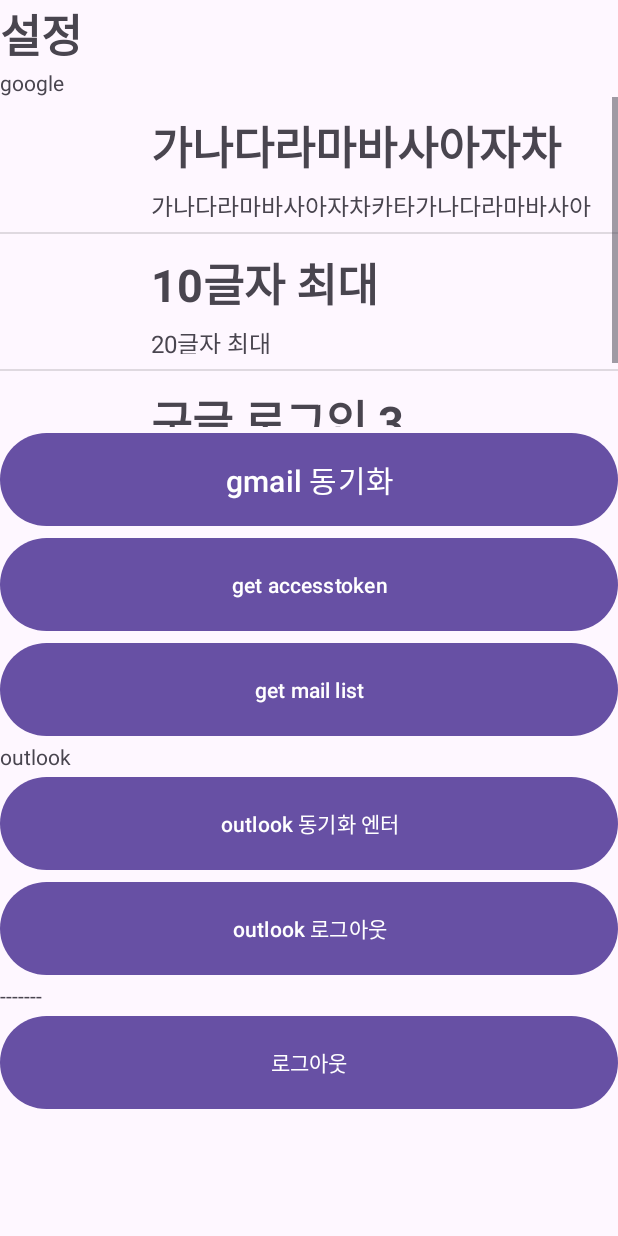
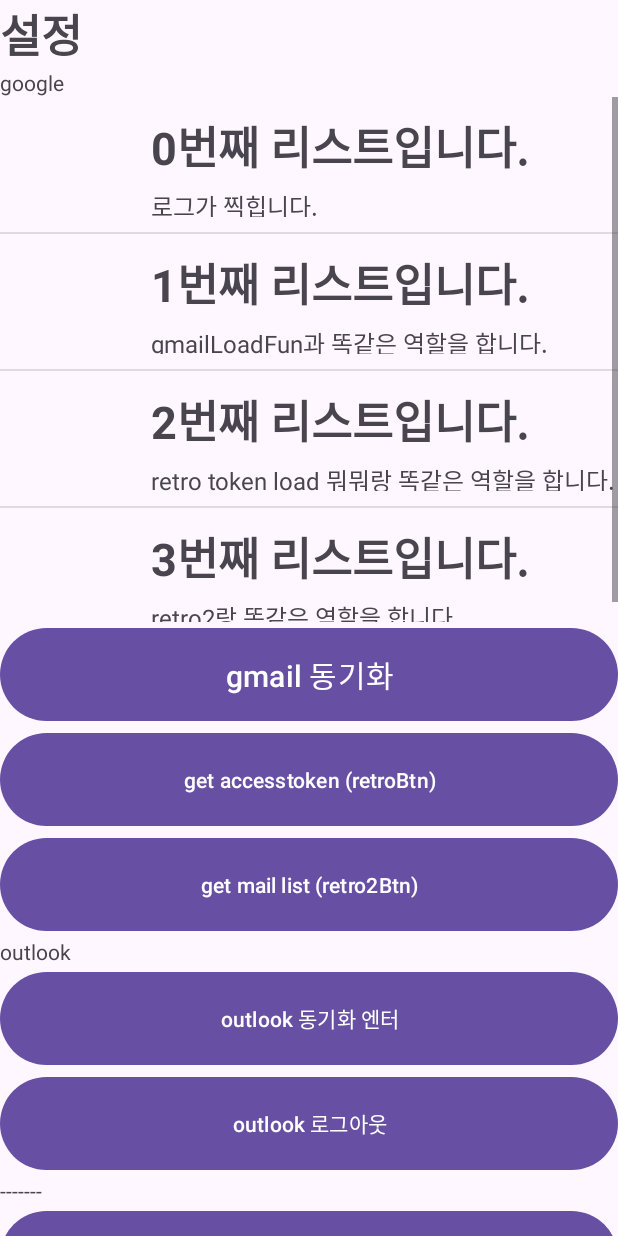
Before and after one commit to melonNamedLove/mailMoaJo, an Android app built with Jetpack Compose: the fragment SettingsFragment shown on its own in the app's theme, on a phone screen of 412 x 824 dp. Run offline under Robolectric (Android 15) with nearby library versions, the phone set to English and light mode, and no system bars; our stand-ins replace Volley; libraries missing offline, so code that uses them is left out: com.microsoft.graph, com.microsoft.identity, io.github.jan.supabase; 1 statement that could not run was skipped.

Commit message:
리스트 버튼 추가 (gmailLoadBtn, retro2Btn, retroBtn 기능 adapter에서 코드를 받아서 코드마다 배정된, gmailLoadBtn.kt에 저장된 각 fun으로 연결될 수 있도록 구현)

```diff
--- a/mailmoajo2/app/src/main/java/com/melon/mailmoajo/adapter/OptionListItemAdapter.kt
+++ b/mailmoajo2/app/src/main/java/com/melon/mailmoajo/adapter/OptionListItemAdapter.kt
@@ -1,13 +1,21 @@
 package com.melon.mailmoajo.adapter
 
 import android.content.Context
+import android.content.Intent
+import android.util.Log
 import android.view.LayoutInflater
 import android.view.View
 import android.view.ViewGroup
 import android.widget.BaseAdapter
 import android.widget.TextView
+import androidx.appcompat.app.AppCompatActivity
+import com.melon.mailmoajo.GmailLoadActivity
 import com.melon.mailmoajo.R
+import com.melon.mailmoajo.databinding.FragmentSettingsBinding
 import com.melon.mailmoajo.dataclass.optionItems
+import com.melon.mailmoajo.fragment.SettingsFragment
+import com.melon.mailmoajo.gmailLoadBtn
+import javax.security.auth.callback.Callback
 
 //https://odomm.tistory.com/entry/Android-studio-Custom-Listview-%EB%A7%8C%EB%93%A4%EA%B8%B0
 
@@ -37,6 +45,7 @@ class OptionListItemAdapter : BaseAdapter() {
             view = inflater.inflate(R.layout.option_list_item, parent, false)
         }
 
+        val item_layout : View = view!!.findViewById(R.id.itemLayout)
         val item_title : TextView = view!!.findViewById(R.id.option_item_tv_title)
         val item_subtitle : TextView = view.findViewById(R.id.option_item_tv_subtitle)
 
@@ -45,6 +54,36 @@ class OptionListItemAdapter : BaseAdapter() {
         // 아이템에 데이터 반영
         item_title.text = listViewItem.title
         item_subtitle.text = listViewItem.subtitle
+
+        var gmailLoadBtn = gmailLoadBtn()
+
+        when (listViewItem.code){
+            0 -> {
+                item_layout.setOnClickListener {
+                    Log.wtf("from adapter","when code is 0")
+                }
+            }
+            1 -> {
+                item_layout.setOnClickListener {
+                    gmailLoadBtn.gmailLoadFun(listViewItem.context)
+                }
+            }
+            2 -> {
+                item_layout.setOnClickListener {
+                    gmailLoadBtn.retroFun()
+                }
+            }
+            3 -> {
+                item_layout.setOnClickListener {
+                    gmailLoadBtn.retro2Fun()
+                }
+            }
+            else -> {
+                Log.wtf("!!!!!!!","maybe code param is wrong.")
+            }
+
+        }
+
 
         return view
     }
@@ -55,12 +94,11 @@ class OptionListItemAdapter : BaseAdapter() {
      * @param title 주 제목으로, 굵은 글씨로 보여집니다. 현재로써는 10글자가 최대입니다.
      * @param subtitle 부제목으로, 얇고 작은 글씨로 보여집니다. 20글자가 최대입니다.
      */
-    fun addItem(title: String, subtitle: String) {
+    fun addItem(title: String, subtitle: String, context: Context, code:Int) {
         // #####1 로고 사진 추가 기능도 추가해야함
 
         // #####2 title이 10글자, subtitle이 20글자일시 끝 부분을 자르고 "..."으로 처리해야함
-
-        val item = optionItems(title,subtitle)
+        val item = optionItems(title,subtitle,context, code)
         listViewItemList.add(item)
 
     }
--- a/mailmoajo2/app/src/main/java/com/melon/mailmoajo/dataclass/optionItems.kt
+++ b/mailmoajo2/app/src/main/java/com/melon/mailmoajo/dataclass/optionItems.kt
@@ -1,4 +1,8 @@
 package com.melon.mailmoajo.dataclass
+
+import android.content.Context
+import com.melon.mailmoajo.databinding.FragmentSettingsBinding
+import javax.security.auth.callback.Callback
 
 /**
  * 옵션 리스트뷰에 들어갈 커스텀 리스트용 데이터 클래스
@@ -9,6 +13,8 @@ package com.melon.mailmoajo.dataclass
 data class optionItems(
     var title : String,
     var subtitle : String,
+    var context : Context,
+    var code : Int,
 ) {
     override fun hashCode(): Int {
         var result = title.hashCode()
--- a/mailmoajo2/app/src/main/java/com/melon/mailmoajo/fragment/SettingsFragment.kt
+++ b/mailmoajo2/app/src/main/java/com/melon/mailmoajo/fragment/SettingsFragment.kt
@@ -24,6 +24,7 @@ import com.melon.mailmoajo.adapter.OptionListItemAdapter
 import com.melon.mailmoajo.databinding.FragmentSettingsBinding
 import com.melon.mailmoajo.dataclass.mailData
 import com.melon.mailmoajo.dataclass.mailId
+import com.melon.mailmoajo.gmailLoadBtn
 import com.melon.mailmoajo.gotMailList
 import com.melon.mailmoajo.payload_json
 import com.melon.mailmoajo.supabase
@@ -73,8 +74,6 @@ class SettingsFragment : Fragment() {
 //        super.onPause()
 //    }
 
-
-
     override fun onCreateView(
         inflater: LayoutInflater, container: ViewGroup?,
         savedInstanceState: Bundle?
@@ -82,17 +81,20 @@ class SettingsFragment : Fragment() {
         val binding = FragmentSettingsBinding.inflate(layoutInflater)
 
         binding.optionListView.adapter = listItemAdapter
-        listItemAdapter.addItem("가나다라마바사아자차","가나다라마바사아자차카타가나다라마바사아")
-        listItemAdapter.addItem("10글자 최대","20글자 최대")
-        listItemAdapter.addItem("구글 로그인 3","지금은 눌러도 동작하지 않습니다.")
 
-        binding.gmailLoadBtn.setOnClickListener{
-            var i: Intent = Intent(context, GmailLoadActivity::class.java)
-            startActivity(i)
-        }
+        //기존 지메일 로드 액티비티 이동 setOnClickListener, 1번째 리스트로 구현
+//        binding.gmailLoadBtn.setOnClickListener{
+//            var i: Intent = Intent(context, GmailLoadActivity::class.java)
+//            startActivity(i)
+//        }
 
+        listItemAdapter.addItem("0번째 리스트입니다.","로그가 찍힙니다.", requireContext(), 0)
+        listItemAdapter.addItem("1번째 리스트입니다.","gmailLoadFun과 똑같은 역할을 합니다.", requireContext(), 1)
+        listItemAdapter.addItem("2번째 리스트입니다.","retro token load 뭐뭐랑 똑같은 역할을 합니다.", requireContext(), 2)
+        listItemAdapter.addItem("3번째 리스트입니다.","retro2랑 똑같은 역할을 합니다.", requireContext(), 3)
+
+/*      기존 retro2 구현 setOnClickListener, 2번째 리스트로 구현
         binding.retro2Btn.setOnClickListener{
-
             val retrofit = Retrofit.Builder()
                 .baseUrl("https://www.googleapis.com")
                 .addConverterFactory(GsonConverterFactory.create())
@@ -139,9 +141,9 @@ class SettingsFragment : Fragment() {
             })
 
         }
+*/
 
-
-        //access token load 부
+/*        기존 access token load setOnClickListener, 3번째 리스트로 구현
         binding.retroBtn.setOnClickListener{
             var accesscode = tokenprefs.getString("access_code","")
             accesscode = URLDecoder.decode(accesscode, "UTF-8")
@@ -235,10 +237,9 @@ class SettingsFragment : Fragment() {
 //
 //            )
         }
+ */
 
         binding.logoutBtn.setOnClickListener{
-
-
             CoroutineScope(Dispatchers.Default).launch{
                 try {
 //                    val result = credentialManager.getCredential(
--- a/mailmoajo2/app/src/main/res/layout/fragment_settings.xml
+++ b/mailmoajo2/app/src/main/res/layout/fragment_settings.xml
@@ -20,7 +20,7 @@
     <ListView
         android:id="@+id/option_ListView"
         android:layout_width="match_parent"
-        android:layout_height="220dp" />
+        android:layout_height="350dp" />
 
     <Button
         android:id="@+id/gmailLoadBtn"
@@ -58,7 +58,7 @@
         android:id="@+id/retroBtn"
         android:layout_width="match_parent"
         android:layout_height="70dp"
-        android:text="get accesstoken">
+        android:text="get accesstoken (retroBtn)">
 
     </Button>
 
@@ -66,7 +66,7 @@
         android:id="@+id/retro2Btn"
         android:layout_width="match_parent"
         android:layout_height="70dp"
-        android:text="get mail list">
+        android:text="get mail list (retro2Btn)">
 
     </Button>
 
--- a/mailmoajo2/app/src/main/res/layout/option_list_item.xml
+++ b/mailmoajo2/app/src/main/res/layout/option_list_item.xml
@@ -2,6 +2,7 @@
 <LinearLayout xmlns:android="http://schemas.android.com/apk/res/android"
     xmlns:app="http://schemas.android.com/apk/res-auto"
     xmlns:tools="http://schemas.android.com/tools"
+    android:id="@+id/itemLayout"
     android:layout_width="match_parent"
     android:layout_height="90dp"
     android:orientation="horizontal">
```
Also changed, not shown: mailmoajo2/app/src/main/java/com/melon/mailmoajo/class/gmailLoadBtn.kt (added, +173 -0 lines).
